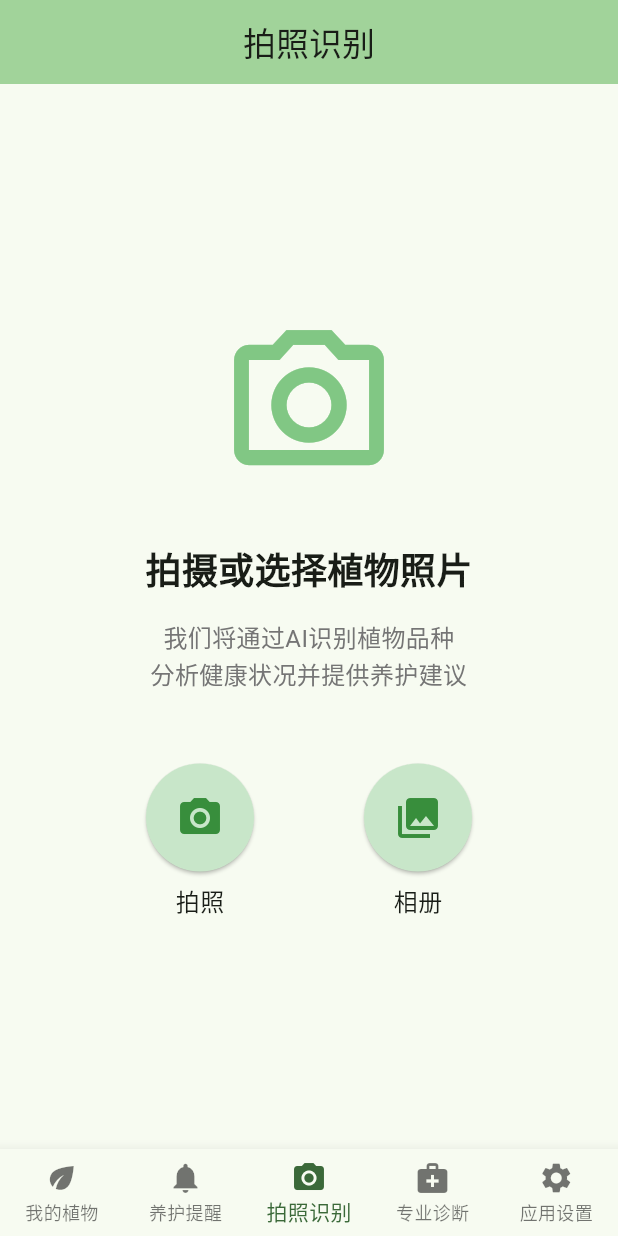
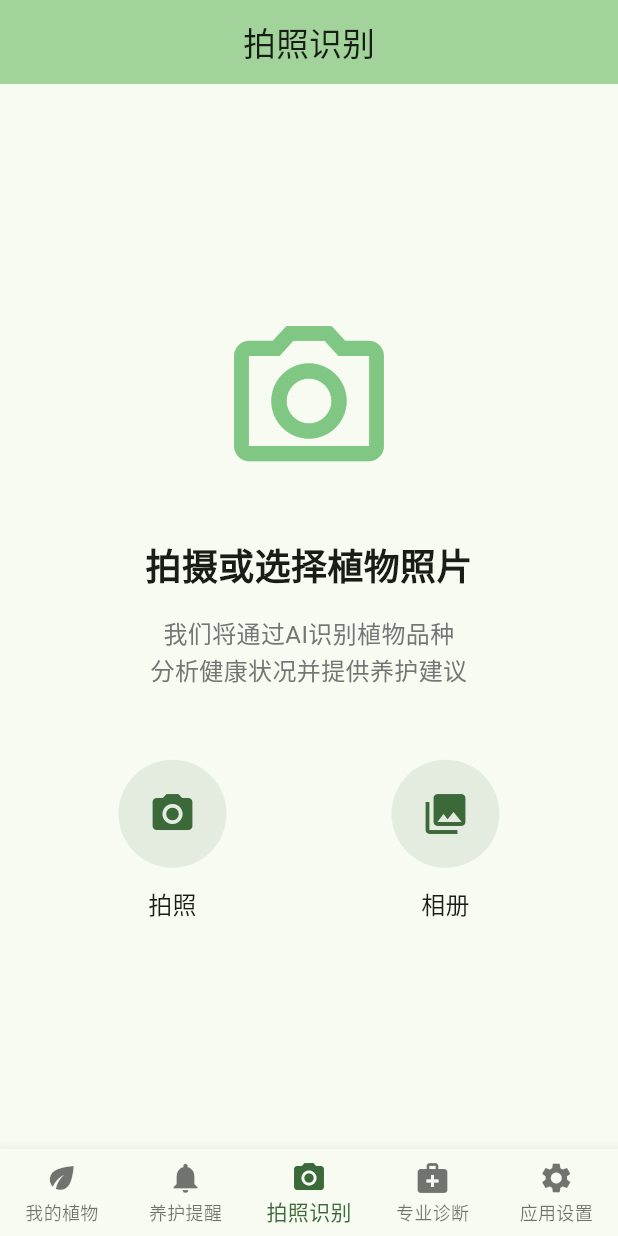
Before and after one commit to TurkeyC/Guardian_Botanical_Care, a Flutter app: the screen it shows after launch, item 3 of the bottom bar chosen, on a phone screen of 412 x 824 dp. Run offline on Flutter 3.47's test engine with Material 3 defaults, Android fonts, the phone set to English and light mode, and no system bars; our stand-ins replace dio, geolocator, image_picker, permission_handler, shared_preferences, sqflite; accounts and stored records are empty.

Commit message:
增加了皮肤选择功能,但是新皮肤还没做好, 已经解决了皮肤切换带来的显示问题

```diff
--- a/lib/screens/photo_identify_screen.dart
+++ b/lib/screens/photo_identify_screen.dart
@@ -99,24 +99,39 @@ class _PhotoIdentifyScreenState extends State<PhotoIdentifyScreen> {
     required String label,
     required VoidCallback onPressed,
   }) {
-    return Column(
+    return Expanded(
+      child: Padding(
+        padding: const EdgeInsets.symmetric(horizontal: 16),
+        child: Column(
+          mainAxisSize: MainAxisSize.min,
           children: [
             ElevatedButton(
               onPressed: onPressed,
               style: ElevatedButton.styleFrom(
                 padding: const EdgeInsets.all(20),
                 shape: const CircleBorder(),
-            backgroundColor: Colors.green[100],
-            foregroundColor: Colors.green[700],
+                backgroundColor: Theme.of(context).colorScheme.primary.withValues(alpha: 0.1),
+                foregroundColor: Theme.of(context).colorScheme.primary,
+                elevation: 0,
+                textStyle: const TextStyle(
+                  inherit: false,
+                  fontSize: 16,
+                  fontWeight: FontWeight.w500,
+                ),
               ),
               child: Icon(icon, size: 32),
             ),
-        const SizedBox(height: 8),
+            const SizedBox(height: 12),
             Text(
               label,
-          style: const TextStyle(fontSize: 16),
+              style: Theme.of(context).textTheme.titleMedium?.copyWith(
+                fontWeight: FontWeight.w500,
+              ),
+              textAlign: TextAlign.center,
             ),
           ],
+        ),
+      ),
     );
   }
 
```
Also changed, not shown: lib/services/location_service.dart (+30 -10 lines), lib/themes/app_themes.dart (+2 -9 lines). Lines whose indentation alone changed are shown as unchanged.
